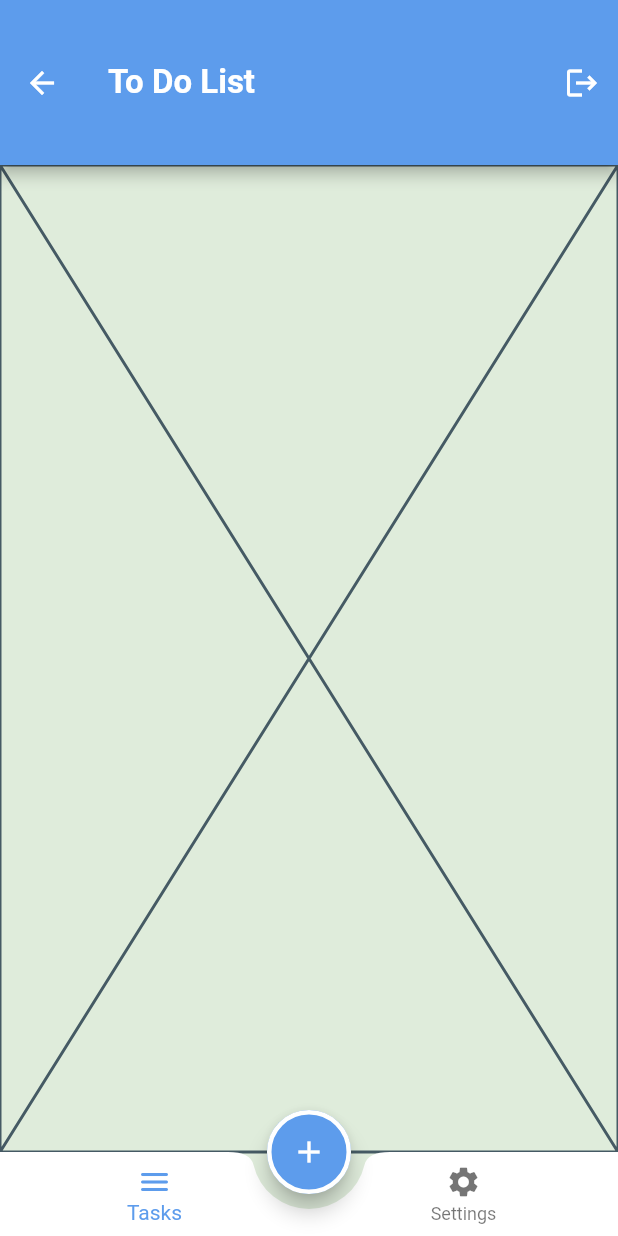
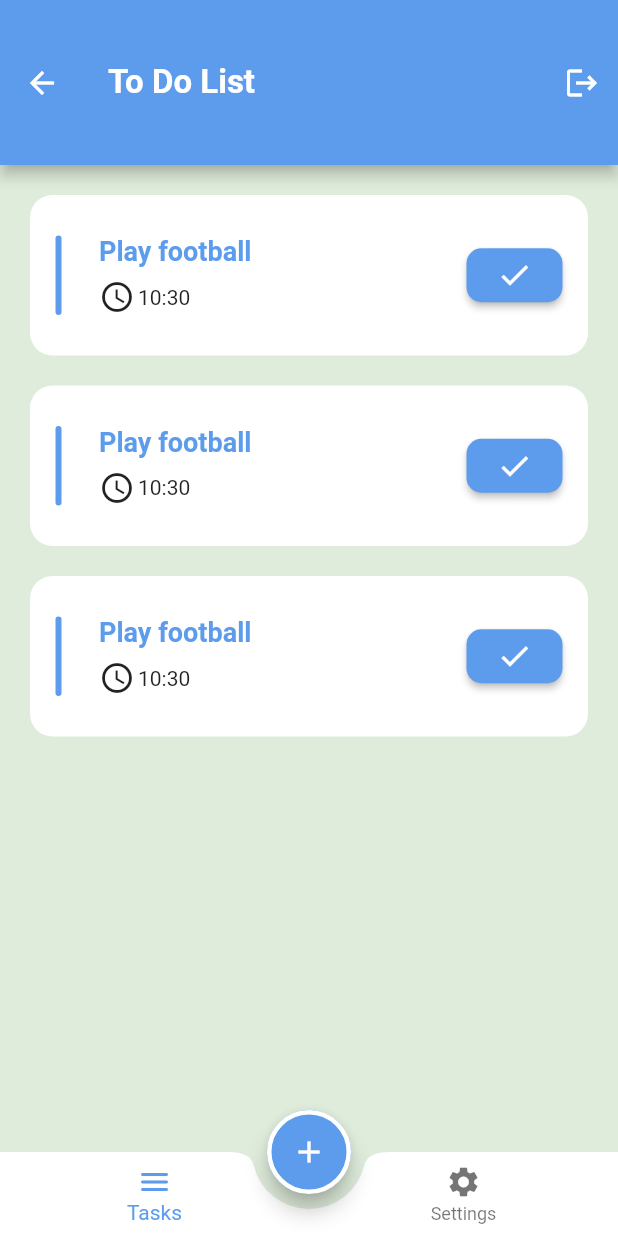
Before and after one commit to ahmedemad1603/ToDo-App, a Flutter app: the HomeScreen screen opened by its route, on a phone screen of 412 x 824 dp. Run offline on Flutter 3.47's test engine with Material 3 defaults, Android fonts, the phone set to English and light mode, and no system bars; our stand-ins replace cloud_firestore, firebase_auth, firebase_core, flutter_animate; accounts and stored records are empty.

Commit message:
Finish the design of tasks tab

```diff
--- a/lib/style/application_style/app_style.dart
+++ b/lib/style/application_style/app_style.dart
@@ -31,8 +31,9 @@ class AppStyle
         seedColor: lightPrimaryColor,
         primary: lightPrimaryColor
     ),
-    textTheme: const TextTheme(
-      labelSmall: TextStyle(color: Colors.white, fontSize: 15)
+    textTheme: TextTheme(
+      labelSmall: const TextStyle(color: Colors.white, fontSize: 15),
+      titleLarge: TextStyle(fontWeight: FontWeight.w700, fontSize: 18, color: lightPrimaryColor)
     ),
     useMaterial3: false,
   );
--- a/lib/ui/home_screen/tabs/tasks_tab.dart
+++ b/lib/ui/home_screen/tabs/tasks_tab.dart
@@ -1,4 +1,5 @@
 import 'package:flutter/material.dart';
+import 'package:todo_app/ui/home_screen/widgets/todo_widget.dart';
 
 class TasksTab extends StatelessWidget
 {
@@ -7,6 +8,15 @@ class TasksTab extends StatelessWidget
   @override
   Widget build(BuildContext context)
   {
-    return const Placeholder();
+    return Padding(
+      padding: const EdgeInsets.all(20.0),
+      child: ListView.separated(
+          itemBuilder: (BuildContext context, int index) => ToDoWidget(),
+          separatorBuilder: (BuildContext context, int index) {
+            return SizedBox(height: 20);
+          },
+          itemCount: 3,
+      ),
+    );
   }
 }
--- /dev/null
+++ b/lib/ui/home_screen/widgets/todo_widget.dart
@@ -0,0 +1,63 @@
+import 'package:flutter/material.dart';
+
+class ToDoWidget extends StatelessWidget
+{
+  const ToDoWidget({super.key});
+
+  @override
+  Widget build(BuildContext context)
+  {
+    return Container(
+      padding: const EdgeInsets.symmetric(
+        vertical: 27,
+        horizontal: 17
+      ),
+      decoration: BoxDecoration(
+        color: Colors.white,
+        borderRadius: BorderRadius.circular(15)
+      ),
+      child: IntrinsicHeight(
+        child: Row(
+          children: [
+            Container(
+              height: double.infinity,
+              width: 4,
+              decoration: BoxDecoration(
+                color: Theme.of(context).colorScheme.primary,
+                borderRadius: BorderRadius.circular(10)
+              ),
+            ),
+            const SizedBox(width: 25),
+            Column(
+              crossAxisAlignment: CrossAxisAlignment.start,
+              children: [
+                Text("Play football", style: Theme.of(context).textTheme.titleLarge),
+                const SizedBox(height: 8),
+                Row(
+                  children: [
+                    const Icon(Icons.access_time),
+                    const SizedBox(width: 2),
+                    Text("${DateTime.now().hour}:${DateTime.now().minute}")
+                  ],
+                )
+              ],
+            ),
+            const Spacer(),
+            ElevatedButton(
+                style: ElevatedButton.styleFrom(
+                  shape: RoundedRectangleBorder(
+                    borderRadius: BorderRadius.circular(10)
+                  )
+                ),
+                onPressed: (){
+
+                },
+                child: const Icon(Icons.check)
+            )
+          ],
+        ),
+      ),
+
+    );
+  }
+}
```
